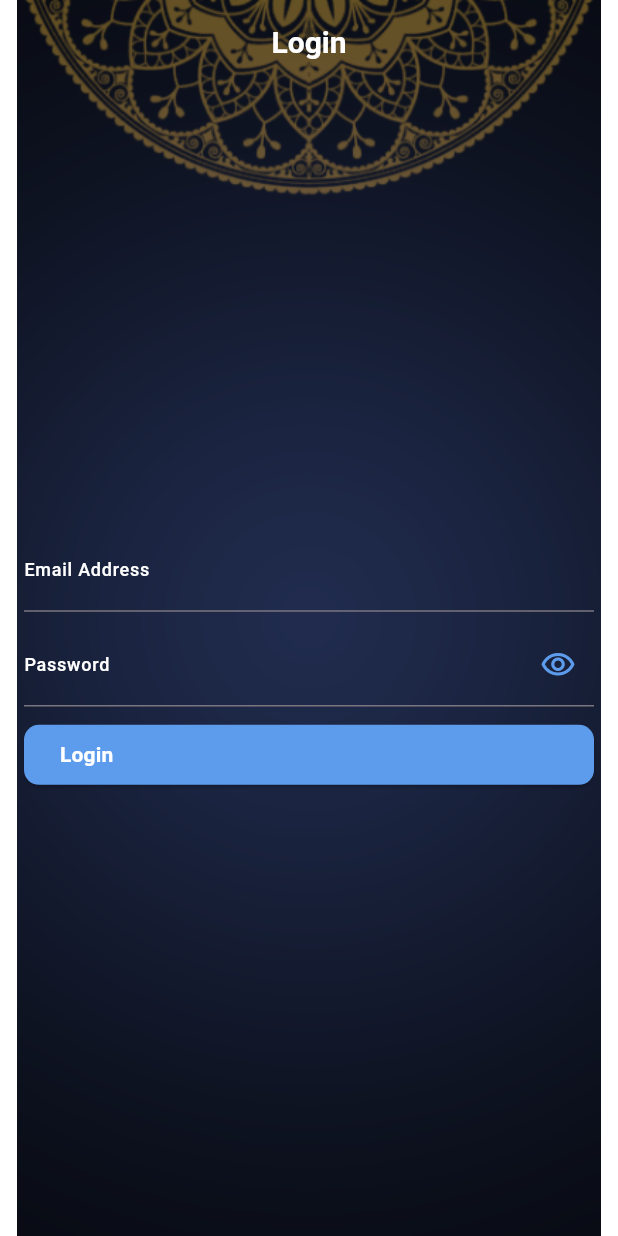
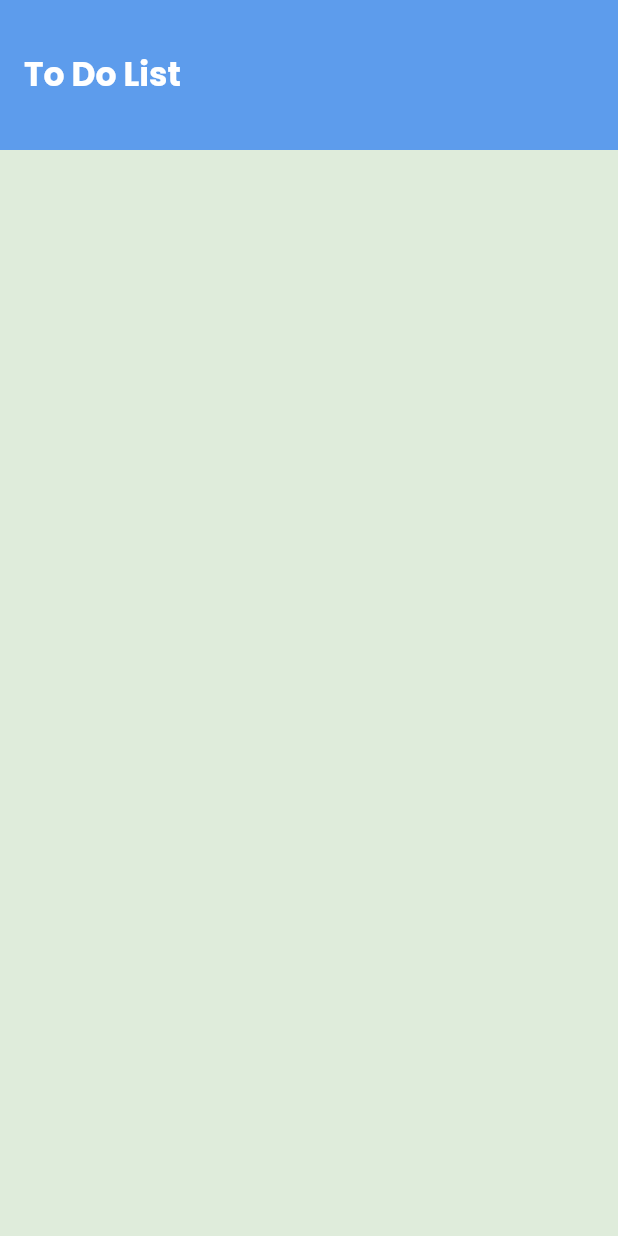
Before and after one commit to KareemEzzaldin/todo_app, a Flutter app: the screen it shows after launch, on a phone screen of 412 x 824 dp. Run offline on Flutter 3.47's test engine with Material 3 defaults, Android fonts, the phone set to English and light mode, and no system bars; our stand-ins replace firebase_auth, firebase_core; accounts and stored records are empty.

Commit message:
+ Finished Email Authentication with Firebase

```diff
--- a/lib/main.dart
+++ b/lib/main.dart
@@ -1,9 +1,16 @@
 import 'package:flutter/material.dart';
 import 'package:todo_app/style/AppStyle.dart';
+import 'package:todo_app/ui/home/HomeScreen.dart';
 import 'package:todo_app/ui/login/LoginScreen.dart';
 import 'package:todo_app/ui/register/RegisterScreen.dart';
+import 'package:firebase_core/firebase_core.dart';
+import 'firebase_options.dart';
 
-void main() {
+void main()async {
+  WidgetsFlutterBinding.ensureInitialized();
+  await Firebase.initializeApp(
+    options: DefaultFirebaseOptions.currentPlatform,
+  );
   runApp(const MyApp());
 }
 
@@ -20,8 +27,9 @@ class MyApp extends StatelessWidget {
       routes: {
         LoginScreen.routeName:(_)=>LoginScreen(),
         RegisterScreen.routeName:(_)=>RegisterScreen(),
+        Homescreen.routeName:(_)=>Homescreen(),
       },
-      initialRoute: LoginScreen.routeName,
+      initialRoute: Homescreen.routeName,
     );
   }
 }
--- a/lib/style/AppColor.dart
+++ b/lib/style/AppColor.dart
@@ -1,4 +1,5 @@
 import 'package:flutter/material.dart';
 class AppColor{
   static Color lightPrimary = Color(0xff5D9CEC);
+  static Color lightBackgroun = Color(0xffDFECDB);
 }
--- a/lib/style/AppStyle.dart
+++ b/lib/style/AppStyle.dart
@@ -7,9 +7,23 @@ class AppStyle{
       seedColor: Colors.deepPurple,
       primary: AppColor.lightPrimary,
     ),
+    scaffoldBackgroundColor: AppColor.lightBackgroun,
+    appBarTheme: AppBarTheme(
+      backgroundColor: AppColor.lightPrimary,
+      toolbarHeight: 100,
+      titleTextStyle: TextStyle(
+        fontFamily: "Poppins",
+        fontSize: 22,
+        fontWeight: FontWeight.w700,
+
+      ),
+      iconTheme: IconThemeData(
+        color: Colors.white
+      )
+    ),
     textTheme: TextTheme(
       labelSmall: TextStyle(
-        color: Colors.white,
+        color: Colors.black,
         fontSize: 12,
       ),
     ),
--- a/lib/style/reusable_components/CustomButton.dart
+++ b/lib/style/reusable_components/CustomButton.dart
@@ -25,7 +25,7 @@ class CustomButton extends StatelessWidget {
                 fontWeight: FontWeight.bold,
                 color: Colors.white,
               ),),
-            Icon(Icons.arrow_forward)
+            Icon(Icons.arrow_forward,color: Colors.white,)
           ],
         ))
     ;
--- /dev/null
+++ b/lib/style/reusable_components/FireBaseAuthCodes.dart
@@ -0,0 +1,6 @@
+class FireBaseAuthCodes{
+  static String WeekPassword = 'weak-password';
+  static String EmailAlreadyInUse = 'email-already-in-use';
+  static String UserNotFound = 'user-not-found';
+  static String WrongPassword = 'wrong-password';
+}
--- /dev/null
+++ b/lib/ui/home/HomeScreen.dart
@@ -0,0 +1,15 @@
+import 'package:flutter/material.dart';
+
+class Homescreen extends StatelessWidget {
+  static const String routeName = "HomeScreen";
+  const Homescreen({super.key});
+
+  @override
+  Widget build(BuildContext context) {
+    return Scaffold(
+      appBar: AppBar(
+        title: Text("To Do List"),
+      ),
+    );
+  }
+}
```
Also changed, not shown: lib/ui/login/LoginScreen.dart (+61 -17 lines), lib/ui/register/RegisterScreen.dart (+37 -4 lines), pubspec.yaml (+9 -0 lines), assets/images/background.png (added), fonts/Poppins/Poppins-Black.ttf (added), fonts/Poppins/Poppins-Bold.ttf (added), fonts/Poppins/Poppins-ExtraBold.ttf (added), fonts/Poppins/Poppins-ExtraLight.ttf (added), fonts/Poppins/Poppins-Light.ttf (added), fonts/Poppins/Poppins-Medium.ttf (added), fonts/Poppins/Poppins-Regular.ttf (added), fonts/Poppins/Poppins-SemiBold.ttf (added), fonts/Poppins/Poppins-Thin.ttf (added), lib/firebase_options.dart (added), 1 more files, 6 other files.
